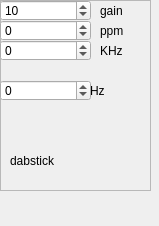
This is src/input/dabstick/dabstick-widget.ui in AlbrechtL/sdr-j-dab as Qt 5 draws it before an edit. The edited form follows.
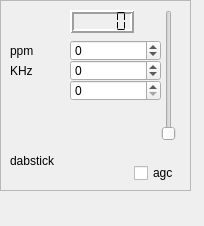
This is the edited form.

Commit message: added agc to dabstick panel

Diff of the .ui file:
```diff
--- a/src/input/dabstick/dabstick-widget.ui
+++ b/src/input/dabstick/dabstick-widget.ui
@@ -6,7 +6,7 @@
    <rect>
     <x>0</x>
     <y>0</y>
-    <width>159</width>
+    <width>204</width>
     <height>226</height>
    </rect>
   </property>
@@ -18,7 +18,7 @@
     <rect>
      <x>0</x>
      <y>0</y>
-     <width>151</width>
+     <width>191</width>
      <height>191</height>
     </rect>
    </property>
@@ -41,27 +41,11 @@
      <string>dabstick</string>
     </property>
    </widget>
-   <widget class="QSpinBox" name="externalGain">
-    <property name="geometry">
-     <rect>
-      <x>0</x>
-      <y>0</y>
-      <width>91</width>
-      <height>21</height>
-     </rect>
-    </property>
-    <property name="maximum">
-     <number>103</number>
-    </property>
-    <property name="value">
-     <number>10</number>
-    </property>
-   </widget>
    <widget class="QSpinBox" name="f_correction">
     <property name="geometry">
      <rect>
-      <x>0</x>
-      <y>20</y>
+      <x>70</x>
+      <y>40</y>
       <width>91</width>
       <height>21</height>
      </rect>
@@ -76,8 +60,8 @@
    <widget class="QSpinBox" name="KhzOffset">
     <property name="geometry">
      <rect>
-      <x>0</x>
-      <y>40</y>
+      <x>70</x>
+      <y>60</y>
       <width>91</width>
       <height>21</height>
      </rect>
@@ -92,8 +76,8 @@
    <widget class="QLabel" name="label_3">
     <property name="geometry">
      <rect>
-      <x>100</x>
-      <y>40</y>
+      <x>10</x>
+      <y>60</y>
       <width>41</width>
       <height>21</height>
      </rect>
@@ -105,8 +89,8 @@
    <widget class="QLabel" name="label_4">
     <property name="geometry">
      <rect>
-      <x>100</x>
-      <y>20</y>
+      <x>10</x>
+      <y>40</y>
       <width>51</width>
       <height>21</height>
      </rect>
@@ -115,46 +99,56 @@
      <string>ppm</string>
     </property>
    </widget>
-   <widget class="QLabel" name="label_5">
+   <widget class="QSlider" name="gainSlider">
     <property name="geometry">
      <rect>
-      <x>100</x>
-      <y>0</y>
-      <width>41</width>
-      <height>21</height>
+      <x>160</x>
+      <y>10</y>
+      <width>18</width>
+      <height>131</height>
+     </rect>
+    </property>
+    <property name="orientation">
+     <enum>Qt::Vertical</enum>
+    </property>
+   </widget>
+   <widget class="QLCDNumber" name="showGain">
+    <property name="geometry">
+     <rect>
+      <x>70</x>
+      <y>10</y>
+      <width>64</width>
+      <height>23</height>
+     </rect>
+    </property>
+    <property name="lineWidth">
+     <number>2</number>
+    </property>
+    <property name="segmentStyle">
+     <enum>QLCDNumber::Flat</enum>
+    </property>
+   </widget>
+   <widget class="QCheckBox" name="checkAgc">
+    <property name="geometry">
+     <rect>
+      <x>134</x>
+      <y>160</y>
+      <width>51</width>
+      <height>26</height>
      </rect>
     </property>
     <property name="text">
-     <string>gain</string>
+     <string>agc</string>
     </property>
    </widget>
    <widget class="QSpinBox" name="rateAdjustment">
     <property name="geometry">
      <rect>
-      <x>0</x>
+      <x>70</x>
       <y>80</y>
       <width>91</width>
       <height>21</height>
      </rect>
-    </property>
-    <property name="minimum">
-     <number>-500</number>
-    </property>
-    <property name="maximum">
-     <number>500</number>
-    </property>
-   </widget>
-   <widget class="QLabel" name="label_2">
-    <property name="geometry">
-     <rect>
-      <x>90</x>
-      <y>80</y>
-      <width>41</width>
-      <height>21</height>
-     </rect>
-    </property>
-    <property name="text">
-     <string>Hz</string>
     </property>
    </widget>
   </widget>
```
The commit also changes 7 other files.
